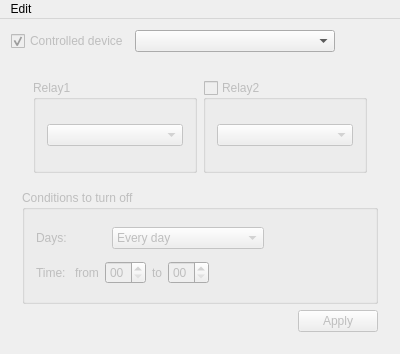
First picture: the form in ConfigEditor/MainWindow.ui, repository BorisGrechanichenko/ElectricityController, before the edit.
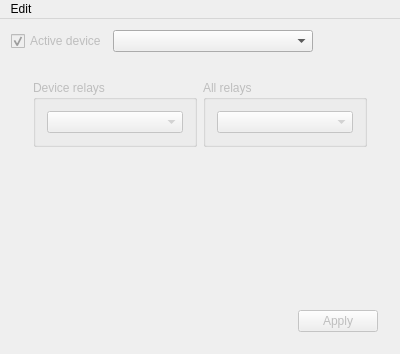
Second picture: the form after the edit.

The edit to the form file:
```diff
--- a/ConfigEditor/MainWindow.ui
+++ b/ConfigEditor/MainWindow.ui
@@ -14,7 +14,7 @@
    <string>Relay settings editor</string>
   </property>
   <widget class="QWidget" name="centralWidget">
-   <layout class="QVBoxLayout" name="verticalLayout_3">
+   <layout class="QVBoxLayout" name="verticalLayout">
     <item>
      <layout class="QHBoxLayout" name="horizontalLayout">
       <item>
@@ -23,7 +23,7 @@
          <bool>false</bool>
         </property>
         <property name="text">
-         <string>Controlled device</string>
+         <string>Active device</string>
         </property>
         <property name="checked">
          <bool>true</bool>
@@ -67,7 +67,7 @@
           <item>
            <widget class="QGroupBox" name="gbRelay1">
             <property name="title">
-             <string>Relay1</string>
+             <string>Device relays</string>
             </property>
             <property name="checkable">
              <bool>false</bool>
@@ -82,10 +82,10 @@
           <item>
            <widget class="QGroupBox" name="gbRelay2">
             <property name="title">
-             <string>Relay2</string>
+             <string>All relays</string>
             </property>
             <property name="checkable">
-             <bool>true</bool>
+             <bool>false</bool>
             </property>
             <property name="checked">
              <bool>false</bool>
@@ -101,158 +101,24 @@
         </widget>
        </item>
        <item>
-        <widget class="QGroupBox" name="gbConditionsToTurnOff">
-         <property name="title">
-          <string>Conditions to turn off</string>
+        <layout class="QVBoxLayout" name="verticalLayout_3">
+         <property name="topMargin">
+          <number>123</number>
          </property>
-         <layout class="QVBoxLayout" name="verticalLayout">
-          <item>
-           <layout class="QHBoxLayout" name="horizontalLayout_5">
-            <item>
-             <widget class="QLabel" name="label_2">
-              <property name="minimumSize">
-               <size>
-                <width>70</width>
-                <height>0</height>
-               </size>
-              </property>
-              <property name="maximumSize">
-               <size>
-                <width>100</width>
-                <height>16777215</height>
-               </size>
-              </property>
-              <property name="text">
-               <string>Days: </string>
-              </property>
-             </widget>
-            </item>
-            <item>
-             <widget class="QComboBox" name="cbDays">
-              <item>
-               <property name="text">
-                <string>Every day</string>
-               </property>
-              </item>
-              <item>
-               <property name="text">
-                <string>Monday - Friday 12am</string>
-               </property>
-              </item>
-              <item>
-               <property name="text">
-                <string>Friday 12am - Sunday</string>
-               </property>
-              </item>
-              <item>
-               <property name="text">
-                <string>Monday</string>
-               </property>
-              </item>
-              <item>
-               <property name="text">
-                <string>Tuesday</string>
-               </property>
-              </item>
-              <item>
-               <property name="text">
-                <string>Wednesday</string>
-               </property>
-              </item>
-              <item>
-               <property name="text">
-                <string>Thursday</string>
-               </property>
-              </item>
-              <item>
-               <property name="text">
-                <string>Friday</string>
-               </property>
-              </item>
-              <item>
-               <property name="text">
-                <string>Saturday</string>
-               </property>
-              </item>
-              <item>
-               <property name="text">
-                <string>Sunday</string>
-               </property>
-              </item>
-             </widget>
-            </item>
-            <item>
-             <spacer name="horizontalSpacer_2">
-              <property name="orientation">
-               <enum>Qt::Horizontal</enum>
-              </property>
-              <property name="sizeHint" stdset="0">
-               <size>
-                <width>40</width>
-                <height>20</height>
-               </size>
-              </property>
-             </spacer>
-            </item>
-           </layout>
-          </item>
-          <item>
-           <layout class="QHBoxLayout" name="horizontalLayout_6">
-            <item>
-             <widget class="QLabel" name="label_3">
-              <property name="text">
-               <string>Time: </string>
-              </property>
-             </widget>
-            </item>
-            <item>
-             <widget class="QLabel" name="label_4">
-              <property name="text">
-               <string>from</string>
-              </property>
-             </widget>
-            </item>
-            <item>
-             <widget class="QTimeEdit" name="teTimeBegin">
-              <property name="currentSection">
-               <enum>QDateTimeEdit::HourSection</enum>
-              </property>
-              <property name="displayFormat">
-               <string>HH</string>
-              </property>
-             </widget>
-            </item>
-            <item>
-             <widget class="QLabel" name="label_5">
-              <property name="text">
-               <string>to</string>
-              </property>
-             </widget>
-            </item>
-            <item>
-             <widget class="QTimeEdit" name="teTimeEnd">
-              <property name="displayFormat">
-               <string>HH</string>
-              </property>
-             </widget>
-            </item>
-            <item>
-             <spacer name="horizontalSpacer_3">
-              <property name="orientation">
-               <enum>Qt::Horizontal</enum>
-              </property>
-              <property name="sizeHint" stdset="0">
-               <size>
-                <width>40</width>
-                <height>20</height>
-               </size>
-              </property>
-             </spacer>
-            </item>
-           </layout>
-          </item>
-         </layout>
-        </widget>
+         <item>
+          <spacer name="verticalSpacer_2">
+           <property name="orientation">
+            <enum>Qt::Vertical</enum>
+           </property>
+           <property name="sizeHint" stdset="0">
+            <size>
+             <width>20</width>
+             <height>40</height>
+            </size>
+           </property>
+          </spacer>
+         </item>
+        </layout>
        </item>
        <item>
         <layout class="QHBoxLayout" name="horizontalLayout_7">
```
Left out of the diff: 4 changed lines with no effect on the pictures.
